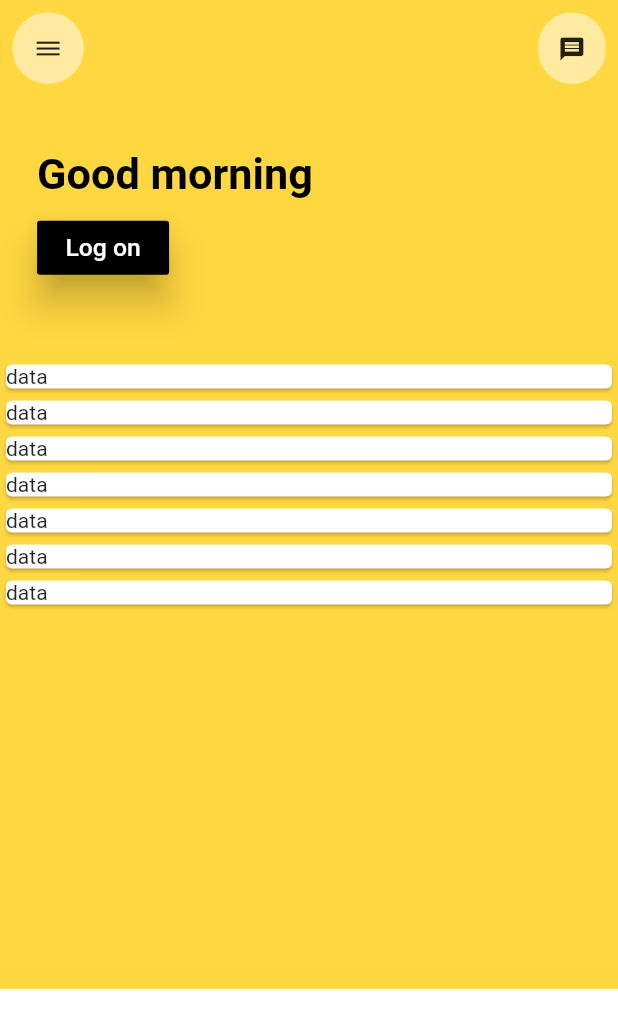
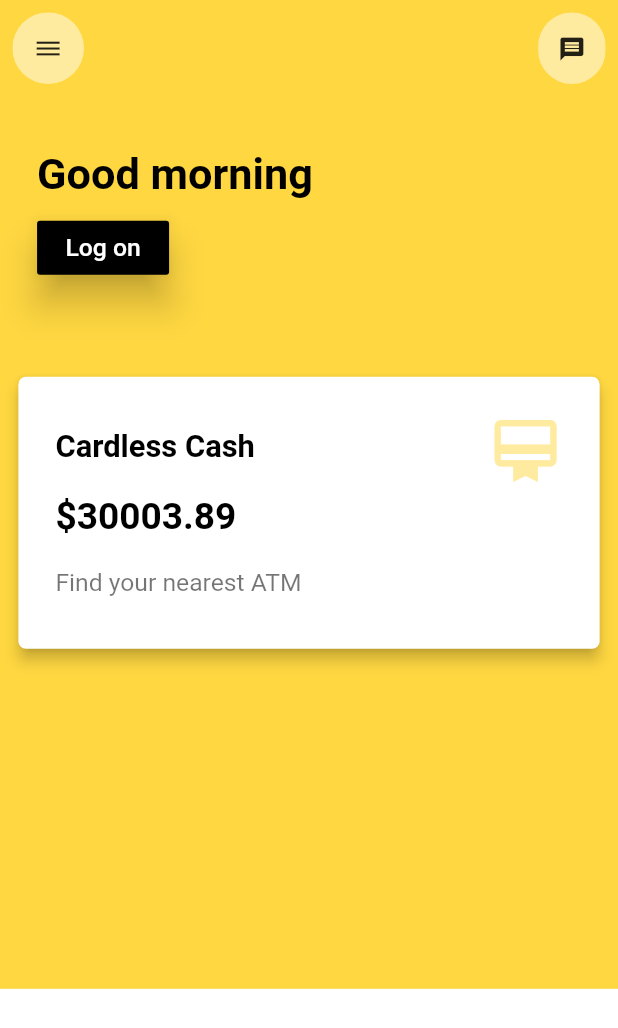
Before and after one commit to NaagAlgates/combank_ui_challenge, a Flutter app: the screen it shows after launch, on a phone screen of 412 x 824 dp. Shown: the top 1028 px of the screen. Run offline on Flutter 3.47's test engine with Material 2 defaults, Android fonts, the phone set to English and light mode, and no system bars.

Commit message:
Single cardview created

```diff
--- a/lib/main.dart
+++ b/lib/main.dart
@@ -1,5 +1,6 @@
 import 'package:combank_ui_challenge/ui/custom_drawer_menu.dart';
 import 'package:combank_ui_challenge/view/custom_bottom_navigation_bar.dart';
+import 'package:combank_ui_challenge/view/custom_card_type1.dart';
 import 'package:combank_ui_challenge/view/greetings_view.dart';
 import 'package:flutter/material.dart';
 import 'package:flutter/rendering.dart';
@@ -128,27 +129,7 @@ class _HomePageState extends State<HomePage> with TickerProviderStateMixin {
                   delegate: SliverChildListDelegate(
                     [
                       GreetingsSection(),
-                      Card(
-                        child: Text('data'),
-                      ),
-                      Card(
-                        child: Text('data'),
-                      ),
-                      Card(
-                        child: Text('data'),
-                      ),
-                      Card(
-                        child: Text('data'),
-                      ),
-                      Card(
-                        child: Text('data'),
-                      ),
-                      Card(
-                        child: Text('data'),
-                      ),
-                      Card(
-                        child: Text('data'),
-                      ),
+                      CustomCardType1(title: "Cardless Cash",subtitle: "Find your nearest ATM",middleText: 30003.89,),
 
                       // Scrollable horizontal widget here
                     ],
--- a/lib/view/custom_button_menu_view.dart
+++ b/lib/view/custom_button_menu_view.dart
@@ -2,11 +2,10 @@ import 'package:combank_ui_challenge/helpers/themes.dart';
 import 'package:flutter/material.dart';
 
 class MenuButton extends StatefulWidget {
-  var icon;
-  var iconColor;
-  var backgroundColor;
-  var paddingRight = false, paddingLeft = false, paddingTop, showText;
-  var _textVisibility = false;
+  final icon;
+  final iconColor;
+  final backgroundColor;
+  final paddingRight, paddingLeft, paddingTop, showText;
 
   MenuButton(
       {Key key,
@@ -27,6 +26,7 @@ class MenuButton extends StatefulWidget {
 }
 
 class _MenuButtonState extends State<MenuButton> {
+  var _textVisibility = false;
   @override
   void initState() {
     super.initState();
@@ -56,7 +56,7 @@ class _MenuButtonState extends State<MenuButton> {
         child: AnimatedContainer(
           duration: Duration(milliseconds: 200),
           height: 45.0,
-          width: widget.showText && widget._textVisibility
+          width: widget.showText && _textVisibility
               ? _height * 0.1
               : 45.0,
           color: widget.backgroundColor == null
@@ -76,13 +76,13 @@ class _MenuButtonState extends State<MenuButton> {
                       : widget.iconColor,
                 ),
                 Visibility(
-                  visible: widget._textVisibility,
+                  visible: _textVisibility,
                   child: Padding(
-                    padding: widget.showText && widget._textVisibility
+                    padding: widget.showText && _textVisibility
                         ? EdgeInsets.only(left: _height * 0.008)
                         : const EdgeInsets.only(left: 0.0),
                     child: Text(
-                      widget.showText && widget._textVisibility ? "Hi" : "",
+                      widget.showText && _textVisibility ? "Hi" : "",
                       style: TextStyle(
                           color: Colors.black, fontSize: _height * 0.020),
                     ),
@@ -99,7 +99,7 @@ class _MenuButtonState extends State<MenuButton> {
   void displayText() {
     Future.delayed(const Duration(milliseconds: 1500), () {
       setState(() {
-        widget._textVisibility = true;
+        _textVisibility = true;
       });
     });
   }
@@ -107,7 +107,7 @@ class _MenuButtonState extends State<MenuButton> {
   void hideText() {
     Future.delayed(const Duration(milliseconds: 3000), () {
       setState(() {
-        widget._textVisibility = false;
+        _textVisibility = false;
       });
     });
   }
--- /dev/null
+++ b/lib/view/custom_card_type1.dart
@@ -0,0 +1,102 @@
+import 'package:combank_ui_challenge/helpers/themes.dart';
+import 'package:flutter/material.dart';
+
+class CustomCardType1 extends StatefulWidget {
+  final title, subtitle, icon, middleText;
+
+  CustomCardType1(
+      {Key key,
+      @required this.title,
+      this.subtitle,
+      this.icon,
+      this.middleText})
+      : assert(title != null);
+
+  @override
+  _CustomCardType1State createState() => _CustomCardType1State();
+}
+
+class _CustomCardType1State extends State<CustomCardType1> {
+  @override
+  Widget build(BuildContext context) {
+    var _height = MediaQuery.of(context).size.height;
+    var _width = MediaQuery.of(context).size.width;
+    return Padding(
+      padding: EdgeInsets.all(_height * 0.01),
+      child: Card(
+        color: Colors.white,
+        elevation: 4.0,
+        shape: RoundedRectangleBorder(
+          borderRadius: BorderRadius.circular(5.0),
+        ),
+        child: Container(
+          color: Colors.transparent,
+          height: widget.middleText != null &&
+                  widget.subtitle != null &&
+                  widget.title != null
+              ? _height * 0.22
+              : _height * 0.15,
+          child: Padding(
+            padding: EdgeInsets.all(_height * 0.03),
+            child: Row(
+              mainAxisSize: MainAxisSize.max,
+              crossAxisAlignment: widget.subtitle != null
+                  ? CrossAxisAlignment.start
+                  : CrossAxisAlignment.center,
+              mainAxisAlignment: MainAxisAlignment.spaceBetween,
+              children: <Widget>[
+                Column(
+                  mainAxisAlignment: MainAxisAlignment.start,
+                  crossAxisAlignment: widget.subtitle != null
+                      ? CrossAxisAlignment.start
+                      : CrossAxisAlignment.center,
+                  mainAxisSize: MainAxisSize.max,
+                  children: <Widget>[
+                    Padding(
+                      padding: const EdgeInsets.only(top:10.0),
+                      child: Text(
+                        widget.title,
+                        style: TextStyle(
+                            fontSize: _height * 0.025,
+                            color: Colors.black,
+                            fontWeight: FontWeight.bold),
+                      ),
+                    ),
+                    widget.middleText != null
+                        ? Padding(
+                            padding: EdgeInsets.only(top: 20.0),
+                            child: Text(
+                              "\$${widget.middleText}",
+                              style: TextStyle(
+                                  color: Colors.black,
+                                  fontSize: _height * 0.03,
+                                  fontWeight: FontWeight.bold),
+                            ),
+                          )
+                        : Container(),
+                    widget.subtitle != null
+                        ? Padding(
+                            padding:  widget.middleText!=null?EdgeInsets.only(top: 20.0):EdgeInsets.only(top: 10.0),
+                            child: Text(
+                              widget.subtitle,
+                              style: TextStyle(
+                                  fontSize: _height * 0.02,
+                                  color: Colors.black54),
+                            ),
+                          )
+                        : Container()
+                  ],
+                ),
+                Icon(
+                  Icons.card_membership,
+                  color: comBankThemeData.accentColor,
+                  size: _height * 0.06,
+                )
+              ],
+            ),
+          ),
+        ),
+      ),
+    );
+  }
+}
```
